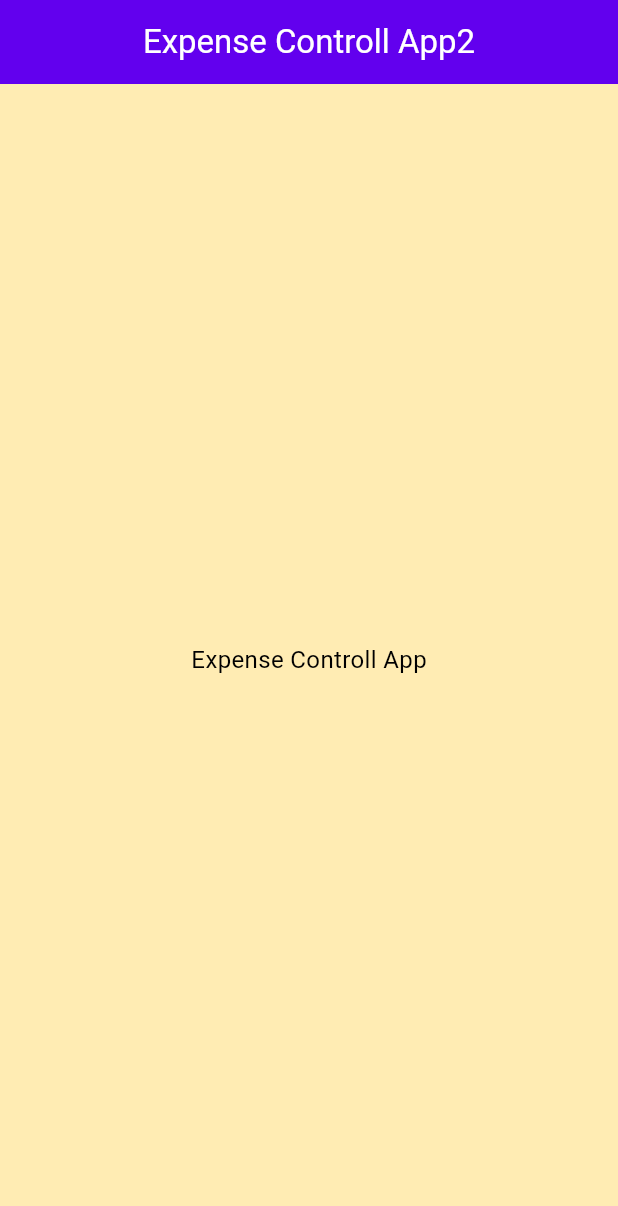
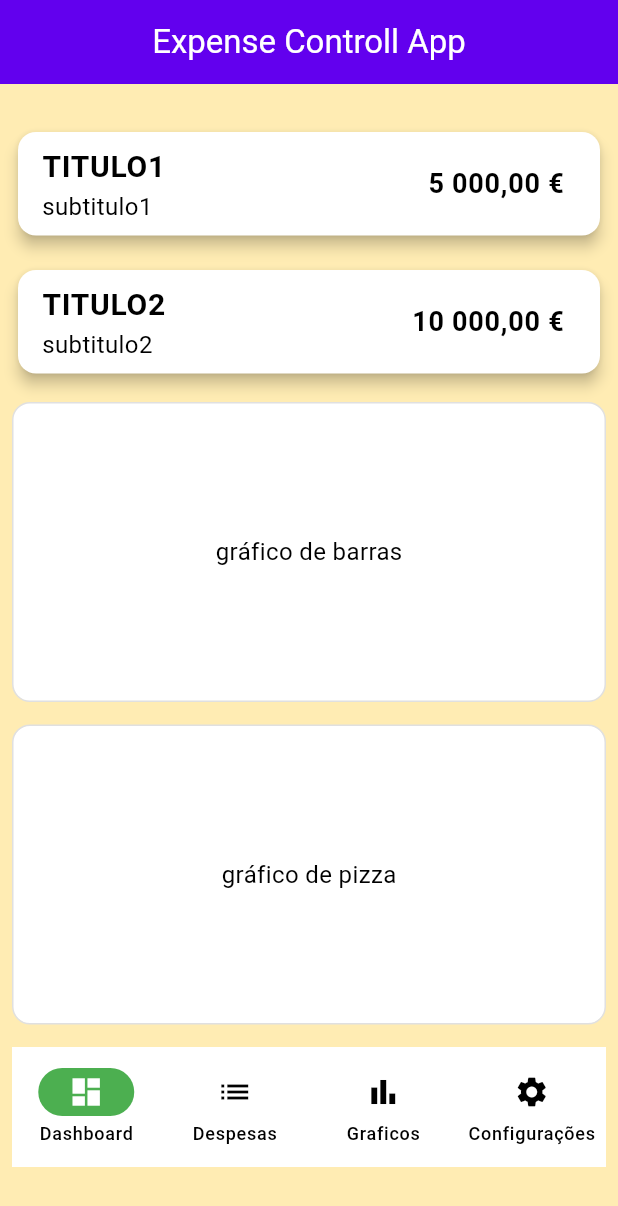
Before and after one commit to Leankar-dev/expense_controll_app, a Flutter app: the screen it shows after launch, on a phone screen of 412 x 824 dp. Shown: the top 1206 px of the screen. Run offline on Flutter 3.47's test engine with Material 3 defaults, Android fonts, the light colour scheme and no system bars; our stand-ins replace lottie.

Commit message:
creating the expense_chart widget

```diff
--- /dev/null
+++ b/lib/core/widgets/expense_chart.dart
@@ -0,0 +1,35 @@
+import 'package:flutter/material.dart';
+
+class ExpensePieChart extends StatelessWidget {
+  const ExpensePieChart({super.key});
+
+  @override
+  Widget build(BuildContext context) {
+    return Container(
+      height: 200,
+      decoration: BoxDecoration(
+        color: Theme.of(context).cardColor,
+        borderRadius: BorderRadius.circular(12),
+        border: Border.all(color: Colors.grey.shade300),
+      ),
+      child: const Center(child: Text("gráfico de pizza")),
+    );
+  }
+}
+
+class ExpenseBarChart extends StatelessWidget {
+  const ExpenseBarChart({super.key});
+
+  @override
+  Widget build(BuildContext context) {
+    return Container(
+      height: 200,
+      decoration: BoxDecoration(
+        color: Theme.of(context).cardColor,
+        borderRadius: BorderRadius.circular(12),
+        border: Border.all(color: Colors.grey.shade300),
+      ),
+      child: const Center(child: Text("gráfico de barras")),
+    );
+  }
+}
--- a/lib/presentation/views/home_view/home_view.dart
+++ b/lib/presentation/views/home_view/home_view.dart
@@ -1,4 +1,7 @@
 import 'package:expense_controll_app/core/widgets/custom_appbar.dart';
+import 'package:expense_controll_app/core/widgets/custom_navigation_bar.dart';
+import 'package:expense_controll_app/core/widgets/expense_chart.dart';
+import 'package:expense_controll_app/core/widgets/summary_card.dart';
 import 'package:flutter/material.dart';
 
 class HomeView extends StatelessWidget {
@@ -7,10 +10,36 @@
   @override
   Widget build(BuildContext context) {
     return Scaffold(
-      appBar: CustomAppbar(title: 'Expense Controll App2'),
+      appBar: CustomAppbar(title: 'Expense Controll App'),
       body: Container(
         color: Colors.amber[100],
-        child: const Center(child: Text('Expense Controll App')),
+        child: const Center(
+          child: Padding(
+            padding: EdgeInsets.all(8.0),
+            child: Column(
+              children: [
+                SizedBox(height: 20),
+                SummaryCard(
+                  title: 'TITULO1',
+                  amount: 5000,
+                  subtitle: 'subtitulo1',
+                ),
+                SizedBox(height: 15),
+                SummaryCard(
+                  title: 'TITULO2',
+                  amount: 10000,
+                  subtitle: 'subtitulo2',
+                ),
+                SizedBox(height: 15),
+                ExpenseBarChart(),
+                SizedBox(height: 15),
+                ExpensePieChart(),
+                SizedBox(height: 15),
+                CustomNavigationBar(currentIndex: 0),
+              ],
+            ),
+          ),
+        ),
       ),
     );
   }
```
